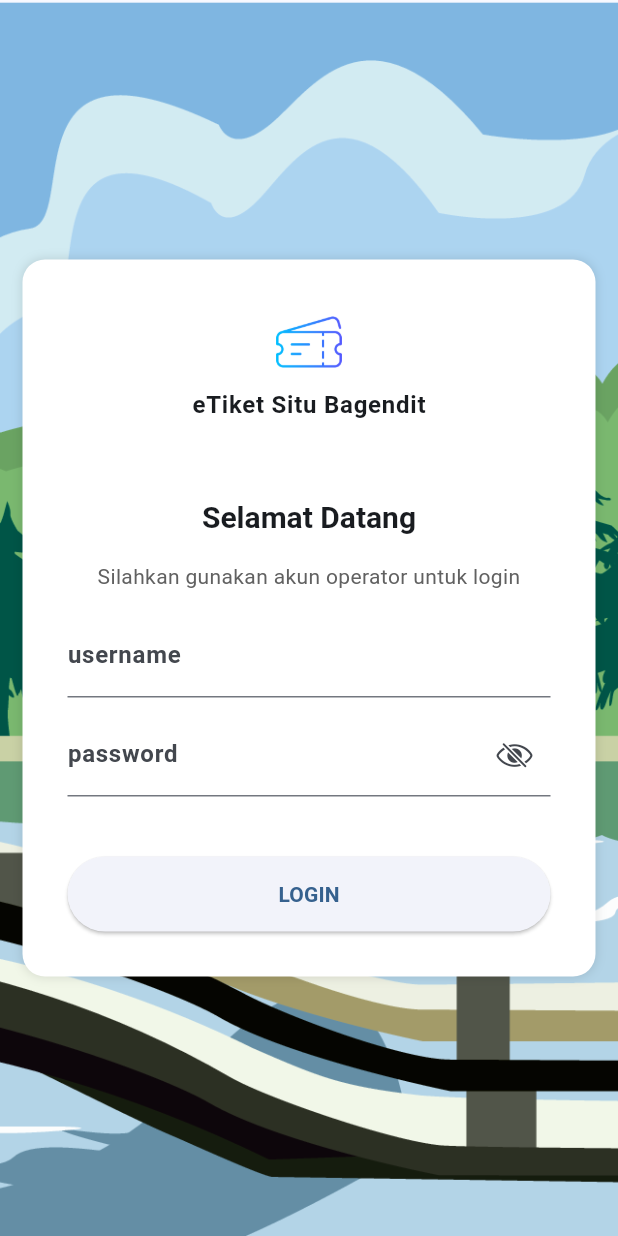
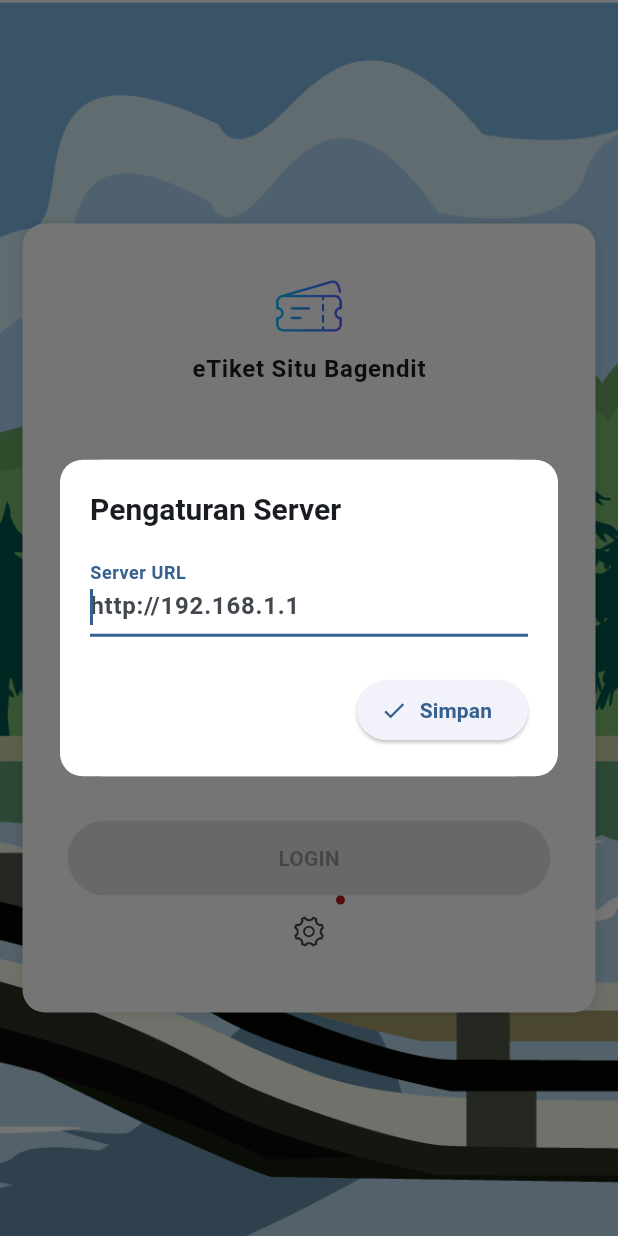
Before and after one commit to ikbalmoh/tik-at-app, a Flutter app: the screen it shows after launch, on a phone screen of 412 x 824 dp. Run offline on Flutter 3.47's test engine with Material 3 defaults, Android fonts, the phone set to English and light mode, and no system bars; our stand-ins replace device_info_plus, dio, equatable, get, get_storage, responsive_framework.

Commit message:
api: config dialog

```diff
--- /dev/null
+++ b/lib/components/settings/api_config.dart
@@ -0,0 +1,117 @@
+import 'package:flutter/material.dart';
+import 'package:get/get.dart';
+import 'package:tik_at_app/modules/setting/setting.dart';
+
+class ApiConfig extends StatefulWidget {
+  const ApiConfig({super.key});
+
+  @override
+  State<ApiConfig> createState() => _ApiConfigState();
+}
+
+class _ApiConfigState extends State<ApiConfig> {
+  SettingController controller = Get.find();
+
+  final _formKey = GlobalKey<FormState>();
+
+  TextEditingController urlController = TextEditingController();
+  String error = 'Masukkan alamat server';
+
+  @override
+  void initState() {
+    urlController.text = controller.api;
+    super.initState();
+  }
+
+  void submit() async {
+    try {
+      if (_formKey.currentState!.validate()) {
+        await controller.setApiUrl(urlController.text);
+        Get.back();
+        Get.snackbar('Terhubung ke Server', 'Konfigurasi Disimpan');
+      }
+    } catch (e) {
+      setState(() {
+        error = e.toString();
+      });
+      _formKey.currentState!.validate();
+    }
+  }
+
+  @override
+  Widget build(BuildContext context) {
+    TextTheme textTheme = Theme.of(context).textTheme;
+
+    return Container(
+      width: 400,
+      decoration: BoxDecoration(
+        color: Colors.white,
+        borderRadius: BorderRadius.circular(15),
+      ),
+      padding: const EdgeInsets.all(20),
+      child: Form(
+        key: _formKey,
+        child: Column(
+          mainAxisSize: MainAxisSize.min,
+          mainAxisAlignment: MainAxisAlignment.start,
+          crossAxisAlignment: CrossAxisAlignment.start,
+          children: [
+            Padding(
+              padding: const EdgeInsets.only(bottom: 15),
+              child: Text(
+                'Pengaturan Server',
+                style: textTheme.headlineSmall,
+              ),
+            ),
+            TextFormField(
+              controller: urlController,
+              decoration: const InputDecoration(
+                labelText: 'Server URL',
+                hintText: 'http://192.168.1.1',
+              ),
+              autofocus: true,
+              onChanged: (value) => setState(() {
+                error = value.isEmpty ? 'Masukkan alamat server' : '';
+              }),
+              validator: (_) {
+                if (error.isNotEmpty) {
+                  return error;
+                }
+                return null;
+              },
+            ),
+            const SizedBox(
+              height: 25,
+            ),
+            Row(
+              mainAxisAlignment: MainAxisAlignment.spaceBetween,
+              crossAxisAlignment: CrossAxisAlignment.center,
+              children: [
+                controller.api.isNotEmpty
+                    ? TextButton(
+                        onPressed: () => Get.back(),
+                        style: TextButton.styleFrom(
+                          foregroundColor: Colors.grey,
+                        ),
+                        child: const Text('Batal'),
+                      )
+                    : const Spacer(),
+                ElevatedButton.icon(
+                  onPressed: controller.loading ? null : () => submit(),
+                  icon: controller.loading
+                      ? const SizedBox(
+                          height: 10,
+                          width: 10,
+                          child: CircularProgressIndicator(),
+                        )
+                      : const Icon(Icons.check),
+                  label: const Text('Simpan'),
+                ),
+              ],
+            )
+          ],
+        ),
+      ),
+    );
+  }
+}
--- /dev/null
+++ b/lib/modules/setting/setting.dart
@@ -0,0 +1,3 @@
+export 'setting_binding.dart';
+export 'setting_controller.dart';
+export 'setting_service.dart';
--- /dev/null
+++ b/lib/modules/setting/setting_controller.dart
@@ -0,0 +1,60 @@
+import 'package:dio/dio.dart';
+import 'package:flutter/material.dart';
+import 'package:get/get.dart';
+import 'package:get_storage/get_storage.dart';
+import 'package:tik_at_app/components/settings/api_config.dart';
+import 'package:tik_at_app/modules/setting/setting.dart';
+
+class SettingController extends GetxController {
+  final GetStorage box = GetStorage();
+
+  final SettingService _service;
+
+  SettingController(this._service);
+
+  final _api = ''.obs;
+  final _loading = false.obs;
+
+  String get api => _api.value;
+  bool get loading => _loading.value;
+
+  @override
+  void onInit() {
+    initSetting();
+    super.onInit();
+  }
+
+  void initSetting() {
+    if (box.hasData('api')) {
+      _api.value = box.read('api');
+    }
+  }
+
+  Future setApiUrl(String url) async {
+    _loading.value = true;
+    try {
+      await _service.ping(url);
+      await box.write('api', url);
+      _api.value = url;
+      _loading.value = false;
+      return Future.value(true);
+    } on DioException catch (e) {
+      _loading.value = false;
+      String message =
+          e.response?.data['message'] ?? 'Tidak Dapat Terhubung Ke Server';
+      return Future.error(message);
+    } catch (e) {
+      _loading.value = false;
+      return Future.error('Tidak Dapat Terhubung');
+    }
+  }
+
+  void openApiSetting() {
+    Get.dialog(
+      const Dialog(
+        child: ApiConfig(),
+      ),
+      barrierDismissible: false,
+    );
+  }
+}
--- /dev/null
+++ b/lib/modules/setting/setting_service.dart
@@ -0,0 +1,12 @@
+import 'package:get_storage/get_storage.dart';
+import 'package:tik_at_app/utils/fetch.dart';
+
+class SettingService {
+  final api = fetch(ignoreBaseUrl: true);
+
+  final GetStorage box = GetStorage();
+
+  Future ping(String url) async {
+    return await api.get('$url/api/ping');
+  }
+}
--- a/lib/routes/routes.dart
+++ b/lib/routes/routes.dart
@@ -1,4 +1,5 @@
 import 'package:get/get.dart';
+import 'package:tik_at_app/modules/setting/setting.dart';
 import 'package:tik_at_app/modules/transaction/transaction.dart';
 import 'package:tik_at_app/routes/middleware.dart';
 import 'package:tik_at_app/modules/auth/auth.dart';
@@ -17,18 +18,19 @@ class Routes {
 List<GetPage> routes = [
   GetPage(
     name: Routes.root,
+    bindings: [SettingBindings()],
     page: () => const SplashScreen(),
   ),
   GetPage(
     name: Routes.login,
     page: () => const Login(),
-    binding: AuthBindings(),
+    bindings: [SettingBindings(), AuthBindings()],
     middlewares: [AuthenticatedMiddleware()],
   ),
   GetPage(
     name: Routes.home,
     page: () => const Home(),
-    bindings: [TicketBindings(), TransactionBindings()],
+    bindings: [SettingBindings(), TicketBindings(), TransactionBindings()],
     middlewares: [AuthenticatedMiddleware()],
   ),
 ];
--- a/lib/screens/login/_login_form.dart
+++ b/lib/screens/login/_login_form.dart
@@ -2,6 +2,7 @@ import 'package:flutter/cupertino.dart';
 import 'package:flutter/material.dart';
 import 'package:get/get.dart';
 import 'package:tik_at_app/modules/auth/auth.dart';
+import 'package:tik_at_app/modules/setting/setting_controller.dart';
 
 class LoginForm extends StatefulWidget {
   const LoginForm({Key? key}) : super(key: key);
@@ -12,11 +13,22 @@ class LoginForm extends StatefulWidget {
 
 class _LoginFormState extends State<LoginForm> {
   AuthController authController = Get.find();
+  SettingController settingController = Get.find();
+
   final TextEditingController _usernameController = TextEditingController();
-
   final TextEditingController _passwordController = TextEditingController();
 
   bool passwordHidden = true;
+
+  @override
+  void initState() {
+    WidgetsBinding.instance.addPostFrameCallback((_) async {
+      if (settingController.api.isEmpty) {
+        settingController.openApiSetting();
+      }
+    });
+    super.initState();
+  }
 
   void _onLogin(BuildContext context) async {
     try {
@@ -41,7 +53,8 @@ class _LoginFormState extends State<LoginForm> {
   @override
   Widget build(BuildContext context) {
     final TextTheme textTheme = Theme.of(context).textTheme;
-    return Container(
+    return Obx(
+      () => Container(
         decoration: const BoxDecoration(
           color: Colors.white,
           borderRadius: BorderRadius.all(Radius.circular(15)),
@@ -58,6 +71,7 @@ class _LoginFormState extends State<LoginForm> {
             mainAxisAlignment: MainAxisAlignment.center,
             crossAxisAlignment: CrossAxisAlignment.center,
             children: [
+              const Spacer(),
               Image.asset(
                 'assets/images/ticket.png',
                 height: 50,
@@ -65,7 +79,8 @@ class _LoginFormState extends State<LoginForm> {
               const SizedBox(height: 5),
               Text(
                 'eTiket Situ Bagendit',
-              style: textTheme.bodyLarge?.copyWith(fontWeight: FontWeight.bold),
+                style:
+                    textTheme.bodyLarge?.copyWith(fontWeight: FontWeight.bold),
               ),
               const SizedBox(height: 50),
               Text(
@@ -86,6 +101,7 @@ class _LoginFormState extends State<LoginForm> {
                   labelText: 'username',
                 ),
                 controller: _usernameController,
+                readOnly: settingController.api.isEmpty,
               ),
               const SizedBox(height: 10),
               TextFormField(
@@ -104,19 +120,33 @@ class _LoginFormState extends State<LoginForm> {
                 ),
                 controller: _passwordController,
                 obscureText: passwordHidden,
+                readOnly: settingController.api.isEmpty,
               ),
               const SizedBox(height: 40),
               ElevatedButton(
                 style: ElevatedButton.styleFrom(
                   minimumSize: const Size.fromHeight(50),
                 ),
-              onPressed: authController.state is AuthLoading
+                onPressed: authController.state is AuthLoading ||
+                        settingController.api.isEmpty
                     ? null
                     : () => _onLogin(context),
-              child: Text(
-                  authController.state is AuthLoading ? 'LOGIN ...' : 'LOGIN'),
+                child: Text(authController.state is AuthLoading
+                    ? 'LOGIN ...'
+                    : 'LOGIN'),
+              ),
+              const Spacer(),
+              Badge(
+                isLabelVisible: settingController.api.isEmpty,
+                child: IconButton(
+                  onPressed: () => settingController.openApiSetting(),
+                  icon: const Icon(
+                    CupertinoIcons.gear,
+                  ),
+                ),
               ),
             ],
+          ),
         ),
       ),
     );
```
Also changed, not shown: lib/main.dart (+7 -0 lines), lib/modules/setting/setting_binding.dart (added, +9 -0 lines), lib/utils/fetch.dart (+8 -6 lines). Lines whose indentation alone changed are shown as unchanged.
